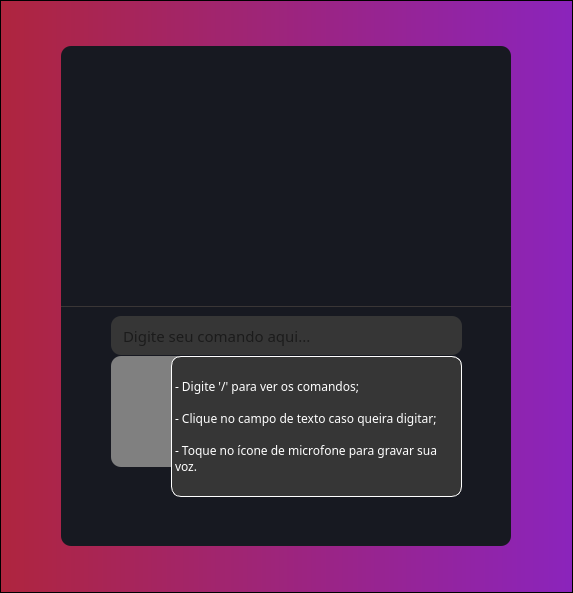
This is testes/_TESTE/untitled.ui in FariasMarina/Minerva as Qt 5 draws it before an edit. The edited form follows.
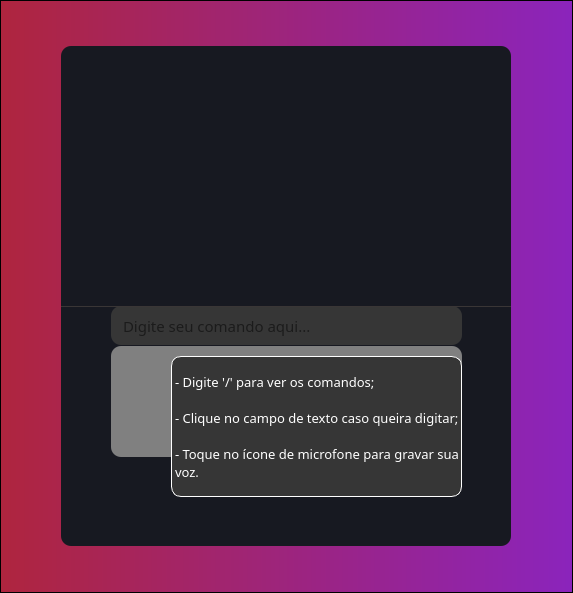
This is the edited form. Icons and pictures are not drawn.

The edit to the form file:
```diff
--- a/testes/_TESTE/untitled.ui
+++ b/testes/_TESTE/untitled.ui
@@ -75,6 +75,11 @@
            <height>500</height>
           </size>
          </property>
+         <property name="font">
+          <font>
+           <pointsize>11</pointsize>
+          </font>
+         </property>
          <property name="styleSheet">
           <string notr="true">background-color: rgb(23, 25, 33);
 border-radius: 10px;</string>
@@ -89,7 +94,7 @@
           <property name="geometry">
            <rect>
             <x>50</x>
-            <y>310</y>
+            <y>300</y>
             <width>351</width>
             <height>111</height>
            </rect>
@@ -110,7 +115,7 @@
           <property name="geometry">
            <rect>
             <x>50</x>
-            <y>270</y>
+            <y>260</y>
             <width>351</width>
             <height>39</height>
            </rect>
@@ -299,7 +304,7 @@
           <property name="font">
            <font>
             <family>Century Gothic</family>
-            <pointsize>9</pointsize>
+            <pointsize>10</pointsize>
            </font>
           </property>
           <property name="styleSheet">
```
